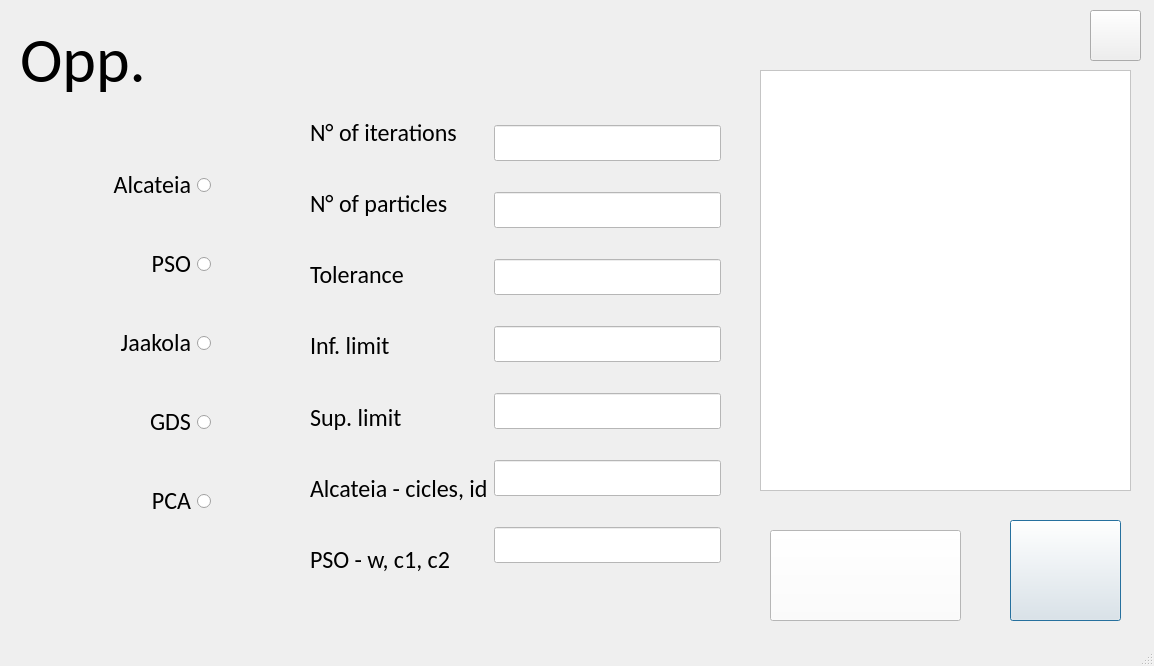
Above: opp_gui.ui from LukeKort/Opp before the change. Below: the same form after it.
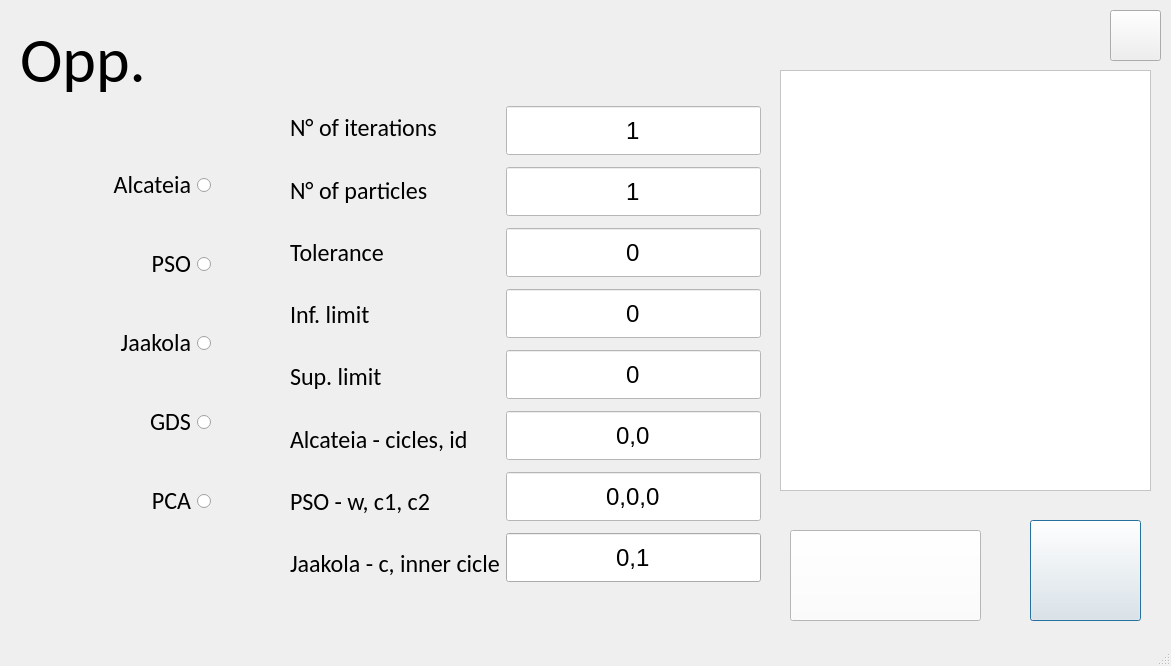
That is the form after the change. Icons and pictures are not drawn.

The edit to the form file:
```diff
--- a/opp_gui.ui
+++ b/opp_gui.ui
@@ -9,7 +9,7 @@
    <rect>
     <x>0</x>
     <y>0</y>
-    <width>1154</width>
+    <width>1171</width>
     <height>666</height>
    </rect>
   </property>
@@ -49,7 +49,7 @@
    <widget class="QPushButton" name="help_button">
     <property name="geometry">
      <rect>
-      <x>1090</x>
+      <x>1110</x>
       <y>10</y>
       <width>51</width>
       <height>51</height>
@@ -65,7 +65,7 @@
    <widget class="QTextEdit" name="console">
     <property name="geometry">
      <rect>
-      <x>760</x>
+      <x>780</x>
       <y>70</y>
       <width>371</width>
       <height>421</height>
@@ -78,7 +78,7 @@
    <widget class="QPushButton" name="edit_function_button">
     <property name="geometry">
      <rect>
-      <x>770</x>
+      <x>790</x>
       <y>530</y>
       <width>191</width>
       <height>91</height>
@@ -98,7 +98,7 @@
    <widget class="QPushButton" name="play_button">
     <property name="geometry">
      <rect>
-      <x>1010</x>
+      <x>1030</x>
       <y>520</y>
       <width>111</width>
       <height>101</height>
@@ -251,12 +251,18 @@
    <widget class="QWidget" name="horizontalLayoutWidget">
     <property name="geometry">
      <rect>
-      <x>310</x>
+      <x>290</x>
       <y>100</y>
-      <width>411</width>
+      <width>471</width>
       <height>492</height>
      </rect>
     </property>
+    <property name="minimumSize">
+     <size>
+      <width>0</width>
+      <height>49</height>
+     </size>
+    </property>
     <property name="font">
      <font>
       <pointsize>18</pointsize>
@@ -356,12 +362,30 @@
          </property>
         </widget>
        </item>
+       <item>
+        <widget class="QLabel" name="label">
+         <property name="font">
+          <font>
+           <family>Calibri</family>
+          </font>
+         </property>
+         <property name="text">
+          <string>Jaakola - c, inner cicle</string>
+         </property>
+        </widget>
+       </item>
       </layout>
      </item>
      <item>
       <layout class="QVBoxLayout" name="verticalLayout_3">
        <item>
         <widget class="QLineEdit" name="n_iterations">
+         <property name="minimumSize">
+          <size>
+           <width>0</width>
+           <height>49</height>
+          </size>
+         </property>
          <property name="font">
           <font>
            <pointsize>18</pointsize>
@@ -370,10 +394,22 @@
          <property name="styleSheet">
           <string notr="true">background-color: rgb(255, 255, 255);</string>
          </property>
+         <property name="text">
+          <string>1</string>
+         </property>
+         <property name="alignment">
+          <set>Qt::AlignCenter</set>
+         </property>
         </widget>
        </item>
        <item>
         <widget class="QLineEdit" name="n_particles">
+         <property name="minimumSize">
+          <size>
+           <width>0</width>
+           <height>49</height>
+          </size>
+         </property>
          <property name="font">
           <font>
            <pointsize>18</pointsize>
@@ -382,10 +418,22 @@
          <property name="styleSheet">
           <string notr="true">background-color: rgb(255, 255, 255);</string>
          </property>
+         <property name="text">
+          <string>1</string>
+         </property>
+         <property name="alignment">
+          <set>Qt::AlignCenter</set>
+         </property>
         </widget>
        </item>
        <item>
         <widget class="QLineEdit" name="n_tolerance">
+         <property name="minimumSize">
+          <size>
+           <width>0</width>
+           <height>49</height>
+          </size>
+         </property>
          <property name="font">
           <font>
            <pointsize>18</pointsize>
@@ -394,10 +442,22 @@
          <property name="styleSheet">
           <string notr="true">background-color: rgb(255, 255, 255);</string>
          </property>
+         <property name="text">
+          <string>0</string>
+         </property>
+         <property name="alignment">
+          <set>Qt::AlignCenter</set>
+         </property>
         </widget>
        </item>
        <item>
         <widget class="QLineEdit" name="vector_inf_limit">
+         <property name="minimumSize">
+          <size>
+           <width>0</width>
+           <height>49</height>
+          </size>
+         </property>
          <property name="font">
           <font>
            <pointsize>18</pointsize>
@@ -406,10 +466,22 @@
          <property name="styleSheet">
           <string notr="true">background-color: rgb(255, 255, 255);</string>
          </property>
+         <property name="text">
+          <string>0</string>
+         </property>
+         <property name="alignment">
+          <set>Qt::AlignCenter</set>
+         </property>
         </widget>
        </item>
        <item>
         <widget class="QLineEdit" name="vector_sup_limit">
+         <property name="minimumSize">
+          <size>
+           <width>0</width>
+           <height>49</height>
+          </size>
+         </property>
          <property name="font">
           <font>
            <pointsize>18</pointsize>
@@ -418,10 +490,22 @@
          <property name="styleSheet">
           <string notr="true">background-color: rgb(255, 255, 255);</string>
          </property>
+         <property name="text">
+          <string>0</string>
+         </property>
+         <property name="alignment">
+          <set>Qt::AlignCenter</set>
+         </property>
         </widget>
        </item>
        <item>
         <widget class="QLineEdit" name="vector_alcateia_only">
+         <property name="minimumSize">
+          <size>
+           <width>0</width>
+           <height>49</height>
+          </size>
+         </property>
          <property name="font">
           <font>
            <pointsize>18</pointsize>
@@ -430,10 +514,22 @@
          <property name="styleSheet">
           <string notr="true">background-color: rgb(255, 255, 255);</string>
          </property>
+         <property name="text">
+          <string>0,0</string>
+         </property>
+         <property name="alignment">
+          <set>Qt::AlignCenter</set>
+         </property>
         </widget>
        </item>
        <item>
         <widget class="QLineEdit" name="vector_pso_only">
+         <property name="minimumSize">
+          <size>
+           <width>0</width>
+           <height>49</height>
+          </size>
+         </property>
          <property name="font">
           <font>
            <pointsize>18</pointsize>
@@ -441,6 +537,28 @@
          </property>
          <property name="styleSheet">
           <string notr="true">background-color: rgb(255, 255, 255);</string>
+         </property>
+         <property name="text">
+          <string>0,0,0</string>
+         </property>
+         <property name="alignment">
+          <set>Qt::AlignCenter</set>
+         </property>
+        </widget>
+       </item>
+       <item>
+        <widget class="QLineEdit" name="vector_lj_only">
+         <property name="minimumSize">
+          <size>
+           <width>0</width>
+           <height>49</height>
+          </size>
+         </property>
+         <property name="text">
+          <string>0,1</string>
+         </property>
+         <property name="alignment">
+          <set>Qt::AlignCenter</set>
          </property>
         </widget>
        </item>
```
Left out of the diff: 2 changed lines with no effect on the pictures.
